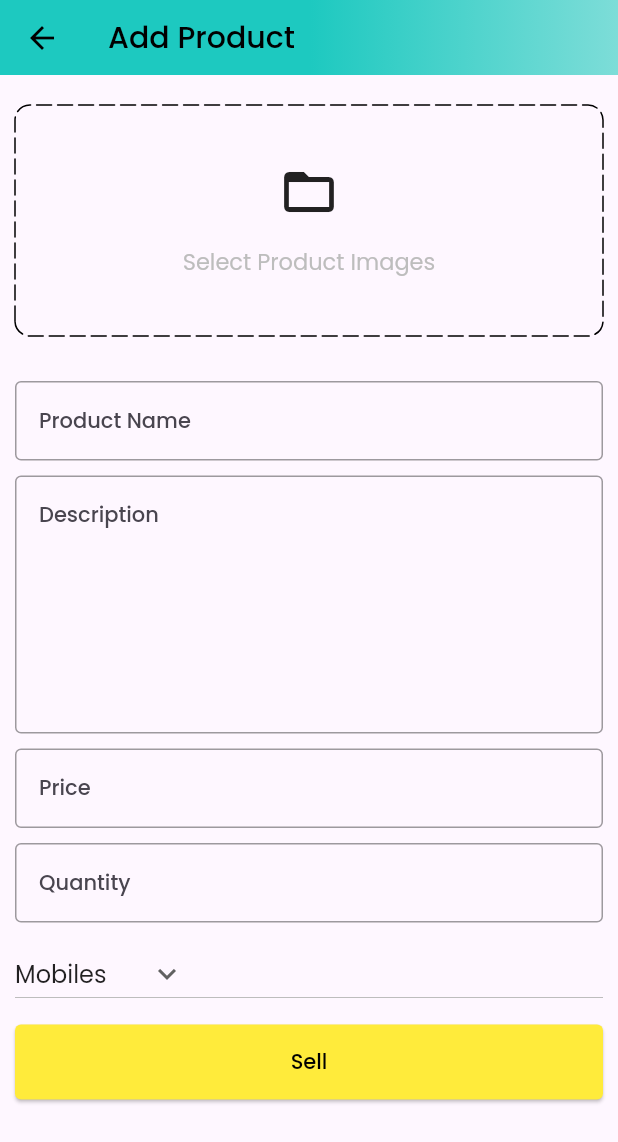
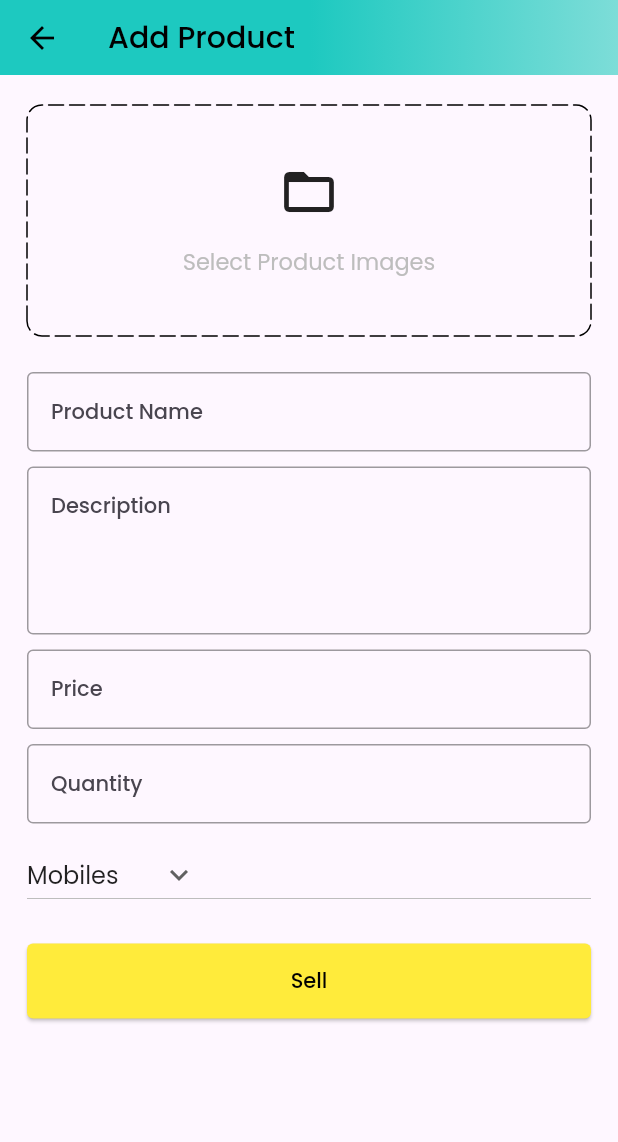
Before and after one commit to basitali1509/E-commere-Amazon-app, a Flutter app: the AddProductScreen screen opened by its route, on a phone screen of 412 x 824 dp. Shown: the top 1142 px of the screen. Run offline on Flutter 3.47's test engine with Material 2 defaults, Android fonts, the phone set to English and light mode, and no system bars; drawn by our look-alikes of dotted_border; our stand-ins replace badges, carousel_slider, charts_flutter_new, flutter_rating_bar, google_fonts, image_picker and 1 more; missing offline and left inert: cloudinary_public, pay; accounts and stored records are empty.

Commit message:
Responsiveness Issue Resolved

```diff
--- a/lib/features/admin/screens/add_product_screen.dart
+++ b/lib/features/admin/screens/add_product_screen.dart
@@ -16,6 +16,7 @@ class AddProductScreen extends StatefulWidget {
   State<AddProductScreen> createState() => _AddProductScreenState();
 }
 
+
 class _AddProductScreenState extends State<AddProductScreen> {
   final TextEditingController productNameController = TextEditingController();
   final TextEditingController descriptionController = TextEditingController();
@@ -26,6 +27,8 @@ class _AddProductScreenState extends State<AddProductScreen> {
   String category = 'Mobiles';
   List<File> images = [];
   final _addProductFormKey = GlobalKey<FormState>();
+
+
 
   @override
   void dispose() {
@@ -66,11 +69,6 @@ class _AddProductScreenState extends State<AddProductScreen> {
     setState(() {
       images = selectedImages;
     });
-
-    // var res = await getImages();
-    // setState(() {
-    //   images = res;
-    // });
   }
 
   @override
@@ -97,7 +95,10 @@ class _AddProductScreenState extends State<AddProductScreen> {
           key: _addProductFormKey,
           child: Padding(
             padding: const EdgeInsets.symmetric(horizontal: 10.0),
+            child: Padding(
+              padding: const EdgeInsets.symmetric(horizontal: 8,vertical: 0),
               child: Column(
+
                 children: [
                   const SizedBox(height: 20),
                   images.isNotEmpty
@@ -153,7 +154,7 @@ class _AddProductScreenState extends State<AddProductScreen> {
                             ),
                           ),
                         ),
-                const SizedBox(height: 30),
+                  const SizedBox(height: 24),
                   CustomTextField(
                     controller: productNameController,
                     hintText: 'Product Name',
@@ -162,7 +163,7 @@ class _AddProductScreenState extends State<AddProductScreen> {
                   CustomTextField(
                     controller: descriptionController,
                     hintText: 'Description',
-                  maxLines: 7,
+                    maxLines: 4,
                   ),
                   const SizedBox(height: 10),
                   CustomTextField(
@@ -193,12 +194,11 @@ class _AddProductScreenState extends State<AddProductScreen> {
                       },
                     ),
                   ),
-                const SizedBox(height: 10),
+                  const SizedBox(height: 22),
                   CustomButton(
                     color: Colors.yellow,
                       text: 'Sell',
                       onTap: () {
-
                         sellProduct();
                       }),
                 ],
@@ -206,6 +206,7 @@ class _AddProductScreenState extends State<AddProductScreen> {
             ),
           ),
         ),
+      ),
     );
   }
 }
```
Lines whose indentation alone changed are shown as unchanged.
